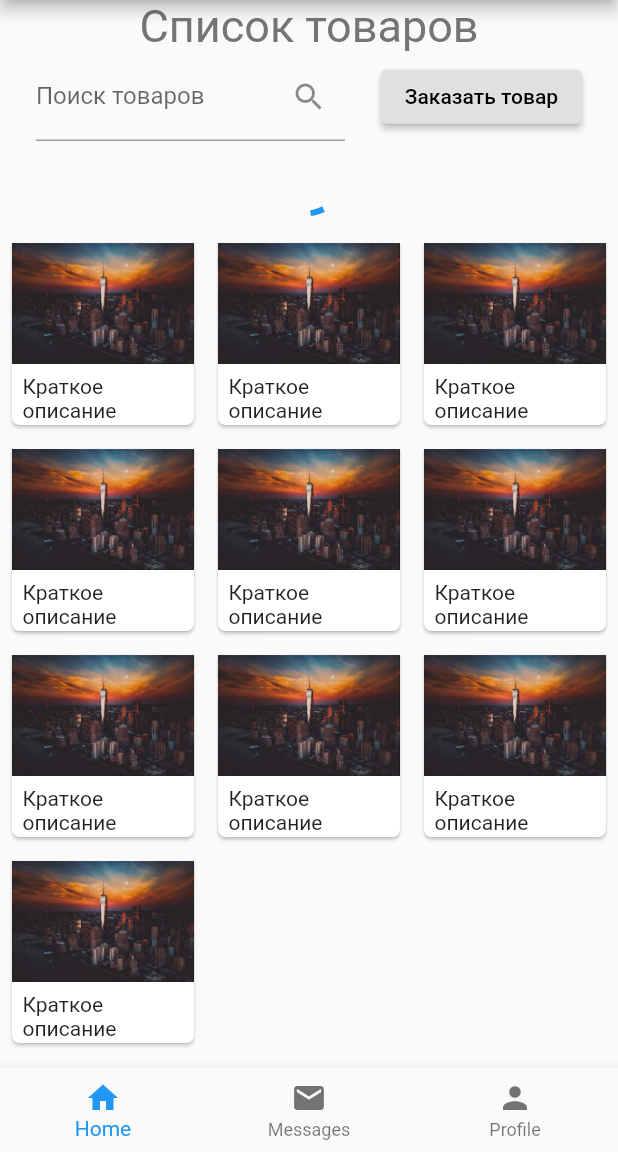
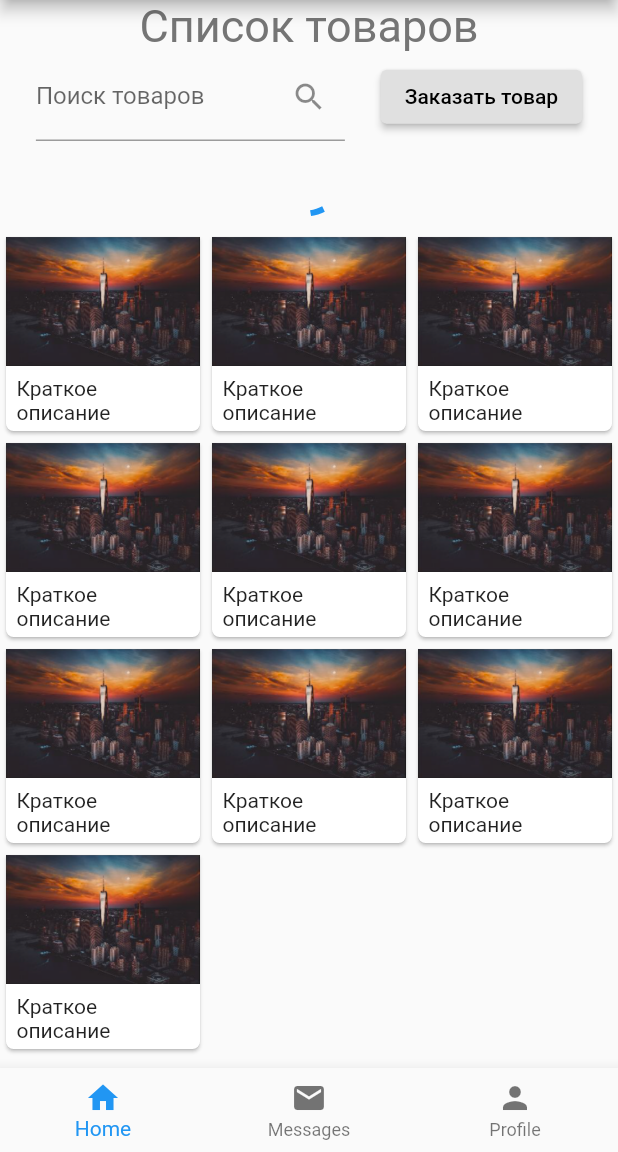
Before and after one commit to matua/themes, a Flutter app: the screen it shows after launch, on a phone screen of 412 x 824 dp, the part 84-1236 px from its top. Run offline on Flutter 3.47's test engine with Material 2 defaults, Android fonts, the phone set to English and light mode, and no system bars.

Commit message:
final fixes and refactoring

```diff
--- a/lib/business/ChangeThemeNotifier.dart
+++ b/lib/business/ChangeThemeNotifier.dart
@@ -1,6 +1,6 @@
 import 'package:flutter/material.dart';
 
-import '../views/theme_data_styles/theme_data_chooser.dart';
+import '../views/theme_data_styles/theme_data_styles.dart';
 
 enum ThemeChoice { main, orange }
 
--- a/lib/views/home_body.dart
+++ b/lib/views/home_body.dart
@@ -46,7 +46,6 @@ class _HomeBodyState extends State<HomeBody> {
             itemBuilder: (BuildContext context, int index) {
               return Card(
                 clipBehavior: Clip.hardEdge,
-                margin: EdgeInsets.all(8),
                 key: Key(index.toString()),
                 child: Column(
                   key: UniqueKey(),
--- a/lib/views/theme_data_styles/theme_data_chooser.dart
+++ b/lib/views/theme_data_styles/theme_data_styles.dart
@@ -1,4 +1,5 @@
 import 'package:flutter/material.dart';
+import 'package:themes/views/theme_data_styles/main_orange_palette.dart';
 
 class ThemeDataStyles {
   static Color? mainOrange = Colors.deepOrange[200];
@@ -41,20 +42,12 @@ class ThemeDataStyles {
       textSelectionTheme: TextSelectionThemeData(cursorColor: Colors.blue),
       progressIndicatorTheme: ProgressIndicatorThemeData(color: grey),
       inputDecorationTheme: InputDecorationTheme(
-        focusColor: mainOrange,
         floatingLabelStyle: TextStyle(color: mainOrange),
-        // iconColor: mainOrange,
-        focusedBorder: UnderlineInputBorder(
-            borderSide: BorderSide(
-          color: mainOrange as Color,
-        )),
       ),
       bottomNavigationBarTheme: BottomNavigationBarThemeData(
         backgroundColor: grey,
-        selectedItemColor: mainOrange,
       ),
-      primaryColor: mainOrange,
-      primarySwatch: Colors.deepOrange,
+      primarySwatch: MainOrangePalette.mainOrange,
       chipTheme: ChipThemeData(
         disabledColor: Colors.grey[400],
         backgroundColor: grey,
@@ -66,7 +59,8 @@ class ThemeDataStyles {
         shape: RoundedRectangleBorder(borderRadius: BorderRadius.circular(5)),
       ),
       cardTheme: CardTheme(
-        color: mainOrange,
+        margin: EdgeInsets.all(12),
+        color: Colors.deepOrange[100],
         shadowColor: grey,
         elevation: 10,
         shape: RoundedRectangleBorder(
--- a/pubspec.yaml
+++ b/pubspec.yaml
@@ -1,6 +1,6 @@
 name: themes
 description: Theme app…
-publish_to: 'none' # Remove this line if you wish to publish to pub.dev
+publish_to: 'none'
 version: 1.0.0+1
 
 environment:
```
Also changed, not shown: lib/views/theme_data_styles/main_orange_palette.dart (added, +21 -0 lines), 1 other file.
